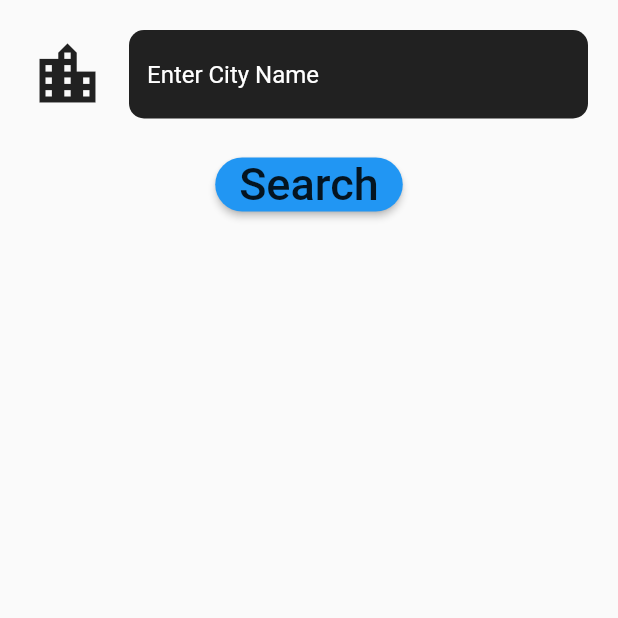
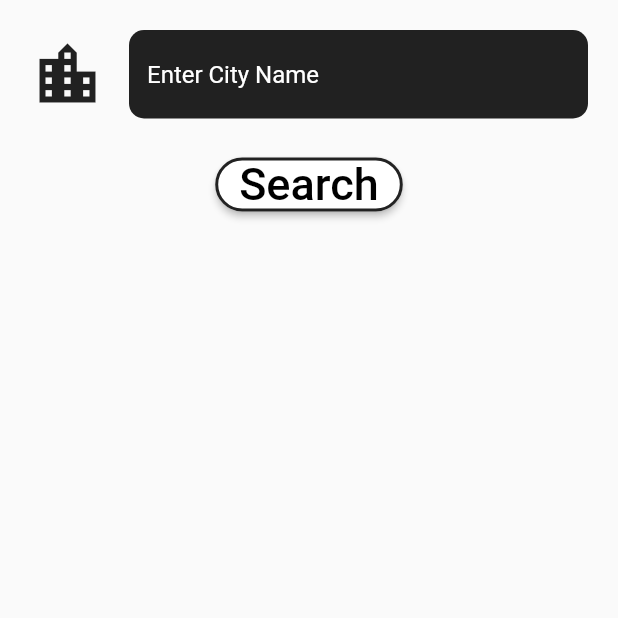
Before and after one commit to elka2215/WeatherApp, a Flutter app: the CityScreen screen opened directly, on a phone screen of 412 x 824 dp, the top half of it. Run offline on Flutter 3.47's test engine with Material 2 defaults, Android fonts, the phone set to English and light mode, and no system bars; our stand-ins replace flutter_spinkit, font_awesome_flutter, geolocator; network calls fail.

Commit message:
added border to button search

```diff
--- a/lib/screens/city_screen.dart
+++ b/lib/screens/city_screen.dart
@@ -48,20 +48,19 @@ class _CityScreenState extends State<CityScreen> {
                 ),
               ),
               ElevatedButton(
-                child: const Text(
-                  "Search",
-                  style: TextStyle(fontSize: 30, color: Colors.black87),
-                ),
-                style: ButtonStyle(
-                  shape: MaterialStateProperty.all<RoundedRectangleBorder>(
-                    RoundedRectangleBorder(
-                      borderRadius: BorderRadius.circular(18),
-                    ),
-                  ),
-                ),
+                style: ElevatedButton.styleFrom(
+                    primary: Colors.white,
+                    side: BorderSide(width: 2, color: Colors.black87),
+                    shape: RoundedRectangleBorder(
+                      borderRadius: BorderRadius.circular(30),
+                    )),
                 onPressed: () {
                   Navigator.pop(context, cityName);
                 },
+                child: Text(
+                  "Search",
+                  style: TextStyle(color: Colors.black, fontSize: 30),
+                ),
               ),
             ],
           ),
```
